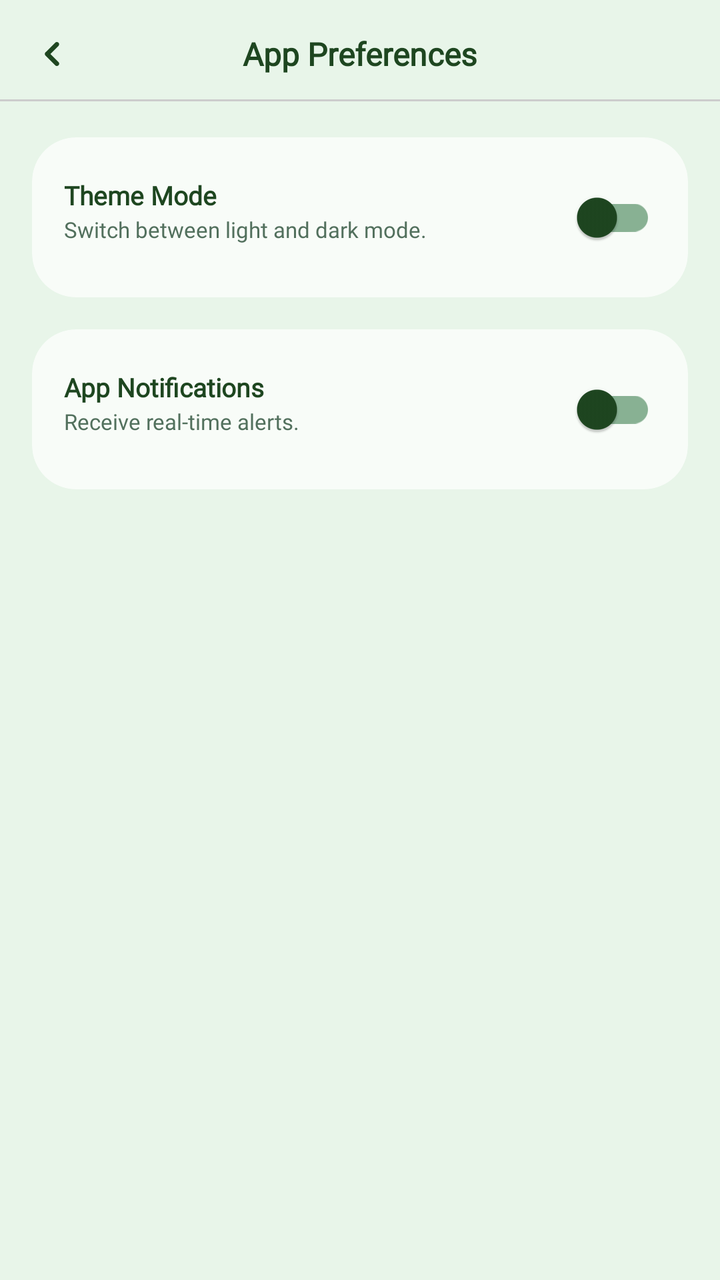
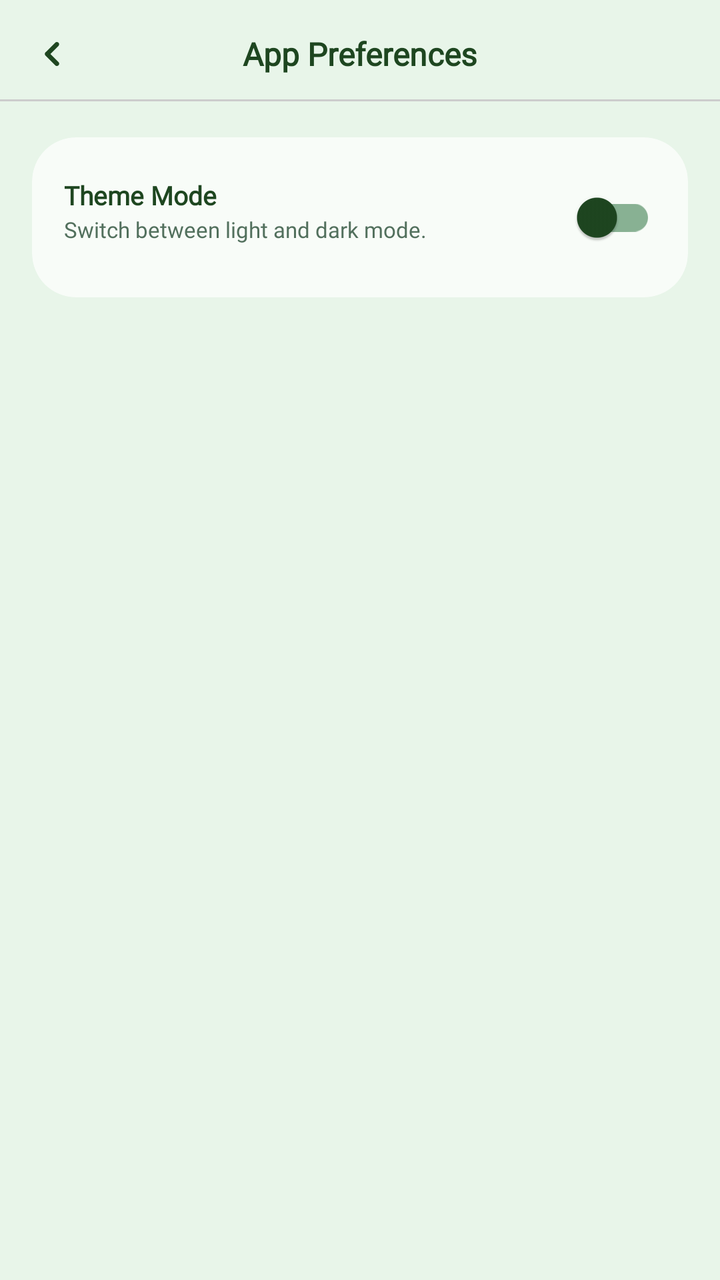

The first picture is an Android layout as it rendered before a commit; the second is the same layout after the commit. The layout source and the unified diff follow.
<!-- AndroidManifest.xml: application theme Theme.SmartGrow -->
<!-- res/layout/fragment_app_preferences.xml -->
<?xml version="1.0" encoding="utf-8"?>
<androidx.constraintlayout.widget.ConstraintLayout
    xmlns:android="http://schemas.android.com/apk/res/android"
    xmlns:app="http://schemas.android.com/apk/res-auto"
    android:layout_width="match_parent"
    android:layout_height="match_parent"
    android:background="@color/app_background"
    android:clipChildren="false"
    android:clipToPadding="false">

    
    <ImageView
        android:id="@+id/btn_back_preferences"
        android:layout_width="20dp"
        android:layout_height="20dp"
        android:layout_marginStart="16dp"
        android:background="?attr/selectableItemBackgroundBorderless"
        android:clickable="true"
        android:focusable="true"
        android:padding="4dp"
        android:src="@drawable/ic_back"
        app:tint="@color/profile_title_color"
        app:layout_constraintBottom_toBottomOf="@id/tv_preferences_title"
        app:layout_constraintStart_toStartOf="parent"
        app:layout_constraintTop_toTopOf="@id/tv_preferences_title"
        android:contentDescription="Go back" />

    
    <TextView
        android:id="@+id/tv_preferences_title"
        android:layout_width="wrap_content"
        android:layout_height="wrap_content"
        android:layout_marginTop="16dp"
        android:text="App Preferences"
        android:textColor="@color/profile_title_color"
        android:fontFamily="@font/inter_extrabold"
        android:textSize="16sp"
        android:textStyle="bold"
        app:layout_constraintEnd_toEndOf="parent"
        app:layout_constraintStart_toStartOf="parent"
        app:layout_constraintTop_toTopOf="parent" />

    
    <View
        android:id="@+id/header_divider"
        android:layout_width="0dp"
        android:layout_height="1dp"
        android:layout_marginTop="12dp"
        android:background="@color/divider"
        app:layout_constraintEnd_toEndOf="parent"
        app:layout_constraintStart_toStartOf="parent"
        app:layout_constraintTop_toBottomOf="@id/tv_preferences_title" />

    
    <androidx.core.widget.NestedScrollView
        android:layout_width="0dp"
        android:layout_height="0dp"
        android:layout_marginTop="12dp"
        android:fillViewport="true"
        android:scrollbars="none"
        app:layout_constraintBottom_toBottomOf="parent"
        app:layout_constraintEnd_toEndOf="parent"
        app:layout_constraintStart_toStartOf="parent"
        app:layout_constraintTop_toBottomOf="@id/header_divider">

        <LinearLayout
            android:layout_width="match_parent"
            android:layout_height="wrap_content"
            android:orientation="vertical"
            android:paddingBottom="24dp">

            
            <com.google.android.material.card.MaterialCardView
                android:layout_width="match_parent"
                android:layout_height="wrap_content"
                android:layout_marginHorizontal="16dp"
                android:layout_marginVertical="6dp"
                app:cardBackgroundColor="@color/profile_card_bg"
                app:cardCornerRadius="22dp"
                app:cardElevation="0dp"
                app:strokeWidth="0dp"
                app:strokeColor="@android:color/transparent">

                <androidx.constraintlayout.widget.ConstraintLayout
                    android:layout_width="match_parent"
                    android:layout_height="wrap_content"
                    android:padding="16dp">

                    <TextView
                        android:id="@+id/tv_theme_title"
                        android:layout_width="0dp"
                        android:layout_height="wrap_content"
                        android:layout_marginEnd="16dp"
                        android:layout_marginTop="4dp"
                        android:text="Theme Mode"
                        android:textColor="@color/profile_title_color"
                        android:fontFamily="@font/inter_extrabold"
                        android:textSize="13sp"
                        android:textStyle="bold"
                        app:layout_constraintEnd_toStartOf="@id/switch_theme"
                        app:layout_constraintStart_toStartOf="parent"
                        app:layout_constraintTop_toTopOf="parent" />

                    <TextView
                        android:layout_width="0dp"
                        android:layout_height="wrap_content"
                        android:layout_marginTop="1dp"
                        android:layout_marginEnd="16dp"
                        android:fontFamily="@font/inter_medium"
                        android:text="Switch between light and dark mode."
                        android:textColor="@color/text_secondary"
                        android:textSize="11sp"
                        app:layout_constraintEnd_toStartOf="@id/switch_theme"
                        app:layout_constraintStart_toStartOf="parent"
                        app:layout_constraintTop_toBottomOf="@id/tv_theme_title" />

                    <androidx.appcompat.widget.SwitchCompat
                        android:id="@+id/switch_theme"
                        android:layout_width="wrap_content"
                        android:layout_height="wrap_content"
                        app:layout_constraintBottom_toBottomOf="parent"
                        app:layout_constraintEnd_toEndOf="parent"
                        app:layout_constraintTop_toTopOf="parent"
                        app:thumbTint="@color/profile_title_color"
                        app:trackTint="#88B193"/>
                </androidx.constraintlayout.widget.ConstraintLayout>
            </com.google.android.material.card.MaterialCardView>

            
            <com.google.android.material.card.MaterialCardView
                android:layout_width="match_parent"
                android:layout_height="wrap_content"
                android:layout_marginHorizontal="16dp"
                android:layout_marginVertical="10dp"
                app:cardBackgroundColor="@color/profile_card_bg"
                app:cardCornerRadius="22dp"
                app:cardElevation="0dp"
                app:strokeWidth="0dp"
                app:strokeColor="@android:color/transparent">

                <androidx.constraintlayout.widget.ConstraintLayout
                    android:layout_width="match_parent"
                    android:layout_height="wrap_content"
                    android:padding="16dp">

                    <TextView
                        android:id="@+id/tv_notif_title"
                        android:layout_width="0dp"
                        android:layout_height="wrap_content"
                        android:layout_marginEnd="16dp"
                        android:layout_marginTop="4dp"
                        android:text="App Notifications"
                        android:textColor="@color/profile_title_color"
                        android:fontFamily="@font/inter_extrabold"
                        android:textSize="13sp"
                        android:textStyle="bold"
                        app:layout_constraintEnd_toStartOf="@id/switch_notifications"
                        app:layout_constraintStart_toStartOf="parent"
                        app:layout_constraintTop_toTopOf="parent" />

                    <TextView
                        android:layout_width="0dp"
                        android:layout_height="wrap_content"
                        android:layout_marginTop="1dp"
                        android:layout_marginEnd="16dp"
                        android:fontFamily="@font/inter_medium"
                        android:text="Receive real-time alerts."
                        android:textColor="@color/text_secondary"
                        android:textSize="11sp"
                        app:layout_constraintEnd_toStartOf="@id/switch_notifications"
                        app:layout_constraintStart_toStartOf="parent"
                        app:layout_constraintTop_toBottomOf="@id/tv_notif_title" />

                    <androidx.appcompat.widget.SwitchCompat
                        android:id="@+id/switch_notifications"
                        android:layout_width="wrap_content"
                        android:layout_height="wrap_content"
                        app:layout_constraintBottom_toBottomOf="parent"
                        app:layout_constraintEnd_toEndOf="parent"
                        app:layout_constraintTop_toTopOf="parent"
                        app:thumbTint="@color/profile_title_color"
                        app:trackTint="#88B193"/>
                </androidx.constraintlayout.widget.ConstraintLayout>
            </com.google.android.material.card.MaterialCardView>
        </LinearLayout>
    </androidx.core.widget.NestedScrollView>
</androidx.constraintlayout.widget.ConstraintLayout>
<!-- resources referenced by this layout -->
<resources>
  <color name="app_background">#E8F5E9</color>
  <color name="divider">#CCCCCC</color>
  <color name="profile_card_bg">#B3FFFFFF</color>
  <color name="profile_title_color">#1e4620</color>
  <color name="text_secondary">#52705D</color>
  <!-- drawable ic_back (drawable) -->
  <vector xmlns:android="http://schemas.android.com/apk/res/android"
      android:width="512dp"
      android:height="512dp"
      android:viewportWidth="512"
      android:viewportHeight="512">
    <path
        android:pathData="M353.56,0.08C357.11,0.08 360.66,0.08 364.22,0.08C367.19,1.92 374.58,2.14 378.56,4.11C393.52,11.5 404.28,23.82 407.7,40.46C414.26,72.47 386.01,92.33 366.38,112.23C334.11,144.95 301.48,177.34 268.9,209.75C258.82,219.77 248.74,229.81 238.73,239.91C233.63,245.06 227.91,249.93 223.3,255.53C228.34,261.95 235.03,267.53 240.83,273.29C251.85,284.23 262.79,295.27 273.78,306.24C304.6,336.98 335.02,368.15 366.11,398.6C372.57,404.93 378.91,411.37 385.28,417.77C400.7,433.28 412.97,447.13 408.61,471.07C405.55,487.85 394.47,500.51 379.48,507.87C375.55,509.8 368.01,510.1 365.13,511.92C361.58,511.92 358.03,511.92 354.48,511.92C352.39,510.58 348.57,510.58 346.03,509.88C341.29,508.57 336.65,506.39 332.46,503.79C324.57,498.91 318.22,490.86 311.69,484.36C299.66,472.39 287.73,460.31 275.69,448.35C237.53,410.45 199.54,372.38 161.6,334.26C150.65,323.25 139.59,312.33 128.65,301.3C124.81,297.43 120.03,294.72 116.33,290.7C107.37,280.97 102.73,268.77 102.71,255.53C102.7,242.34 107.38,230.05 116.33,220.36C120.03,216.35 124.82,213.64 128.65,209.76C139.26,199.03 150,188.42 160.67,177.74C198.7,139.71 236.5,101.45 274.77,63.66C286.84,51.74 298.7,39.59 310.77,27.66C317.31,21.21 323.51,13.41 331.28,8.4C335.5,5.68 340.28,3.48 345.11,2.13C347.63,1.42 351.5,1.44 353.56,0.08Z"
        android:strokeLineJoin="round"
        android:strokeWidth="0.25"
        android:fillColor="#000000"
        android:fillType="evenOdd"
        android:strokeColor="#000000"/>
  </vector>
  <style name="Theme.SmartGrow" parent="Base.Theme.SmartGrow" />
  <style name="Base.Theme.SmartGrow" parent="Theme.Material3.DayNight.NoActionBar">
          <item name="android:windowBackground">@color/app_background</item>
          <item name="android:windowDisablePreview">true</item>
  
          
          <item name="android:statusBarColor">@color/app_background</item>
          <item name="android:windowLightStatusBar">true</item>
  
          
          <item name="android:navigationBarColor">@color/app_background</item>
          <item name="android:windowLightNavigationBar" tools:targetApi="o_mr1">true</item>
  
          <item name="android:windowDrawsSystemBarBackgrounds">true</item>
          <item name="android:windowTranslucentStatus">false</item>
          <item name="android:windowTranslucentNavigation">false</item>
      </style>
</resources>

<!-- the commit's change to res/layout/fragment_app_preferences.xml (unified diff, before → after) -->
@@ -125,63 +125,6 @@
                         app:trackTint="#88B193"/>
                 </androidx.constraintlayout.widget.ConstraintLayout>
             </com.google.android.material.card.MaterialCardView>
-
-            
-            <com.google.android.material.card.MaterialCardView
-                android:layout_width="match_parent"
-                android:layout_height="wrap_content"
-                android:layout_marginHorizontal="16dp"
-                android:layout_marginVertical="10dp"
-                app:cardBackgroundColor="@color/profile_card_bg"
-                app:cardCornerRadius="22dp"
-                app:cardElevation="0dp"
-                app:strokeWidth="0dp"
-                app:strokeColor="@android:color/transparent">
-
-                <androidx.constraintlayout.widget.ConstraintLayout
-                    android:layout_width="match_parent"
-                    android:layout_height="wrap_content"
-                    android:padding="16dp">
-
-                    <TextView
-                        android:id="@+id/tv_notif_title"
-                        android:layout_width="0dp"
-                        android:layout_height="wrap_content"
-                        android:layout_marginEnd="16dp"
-                        android:layout_marginTop="4dp"
-                        android:text="App Notifications"
-                        android:textColor="@color/profile_title_color"
-                        android:fontFamily="@font/inter_extrabold"
-                        android:textSize="13sp"
-                        android:textStyle="bold"
-                        app:layout_constraintEnd_toStartOf="@id/switch_notifications"
-                        app:layout_constraintStart_toStartOf="parent"
-                        app:layout_constraintTop_toTopOf="parent" />
-
-                    <TextView
-                        android:layout_width="0dp"
-                        android:layout_height="wrap_content"
-                        android:layout_marginTop="1dp"
-                        android:layout_marginEnd="16dp"
-                        android:fontFamily="@font/inter_medium"
-                        android:text="Receive real-time alerts."
-                        android:textColor="@color/text_secondary"
-                        android:textSize="11sp"
-                        app:layout_constraintEnd_toStartOf="@id/switch_notifications"
-                        app:layout_constraintStart_toStartOf="parent"
-                        app:layout_constraintTop_toBottomOf="@id/tv_notif_title" />
-
-                    <androidx.appcompat.widget.SwitchCompat
-                        android:id="@+id/switch_notifications"
-                        android:layout_width="wrap_content"
-                        android:layout_height="wrap_content"
-                        app:layout_constraintBottom_toBottomOf="parent"
-                        app:layout_constraintEnd_toEndOf="parent"
-                        app:layout_constraintTop_toTopOf="parent"
-                        app:thumbTint="@color/profile_title_color"
-                        app:trackTint="#88B193"/>
-                </androidx.constraintlayout.widget.ConstraintLayout>
-            </com.google.android.material.card.MaterialCardView>
         </LinearLayout>
     </androidx.core.widget.NestedScrollView>
 </androidx.constraintlayout.widget.ConstraintLayout>
